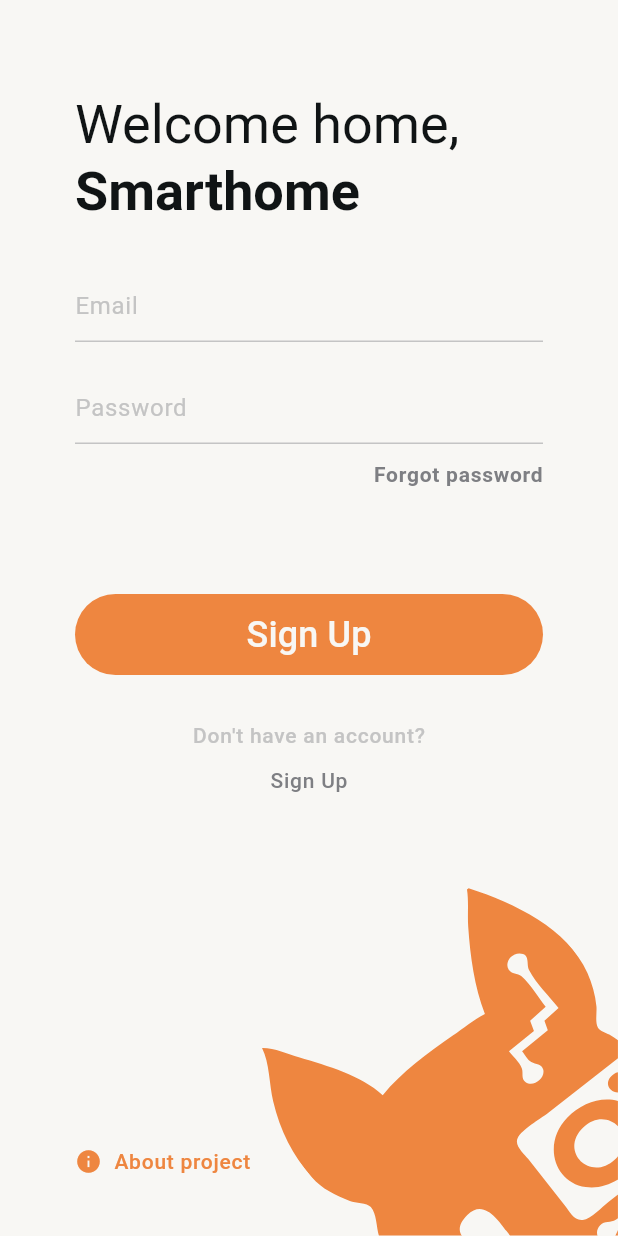
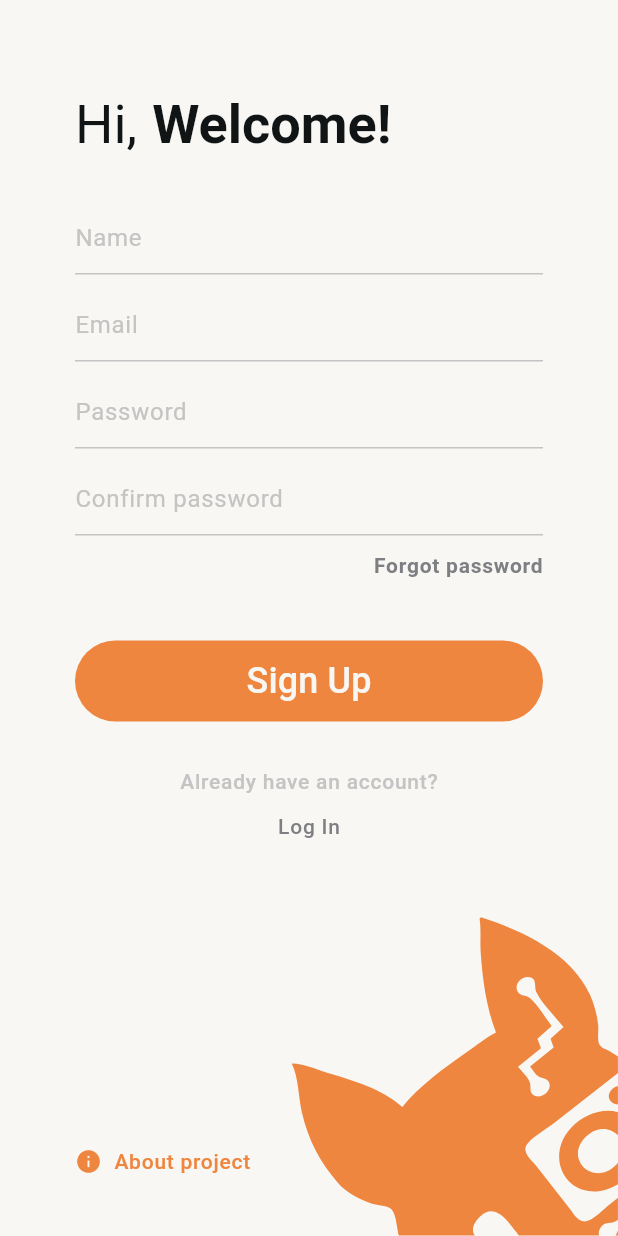
Before and after one commit to muxonn/smarthome-koiot, a Flutter app: the SignupPage screen opened by its route, on a phone screen of 412 x 824 dp. Run offline on Flutter 3.47's test engine with Material 3 defaults, Android fonts, the phone set to English and light mode, and no system bars; our stand-ins replace flutter_svg.

Commit message:
Add signup page, make minor fixes to login/signup UI

```diff
--- a/lib/main.dart
+++ b/lib/main.dart
@@ -15,7 +15,7 @@ class MyApp extends StatelessWidget {
     return MaterialApp(
       debugShowCheckedModeBanner: false,
       theme: SHAppTheme.lightTheme,
-      home: LoginPage(),
+      home: const LoginPage(),
       routes: SHRoutes.routes,
     );
   }
--- a/lib/presentation/pages/login_page.dart
+++ b/lib/presentation/pages/login_page.dart
@@ -16,7 +16,7 @@ class LoginPage extends StatelessWidget {
             right: 0,
             child: SvgPicture.asset(
               'assets/img/koiot-rotated.svg',
-              width: 240,
+              width: 220,
             ),
           ),
           Padding(
@@ -42,7 +42,7 @@ class LoginPage extends StatelessWidget {
                 ),
                 const SizedBox(height: 30),
                 Wrap(
-                  runSpacing: 20,
+                  runSpacing: 10,
                   //TODO: Add forms logic
                   children: [
                     TextFormField(
@@ -90,11 +90,13 @@ class LoginPage extends StatelessWidget {
                 ),
                 Container(
                   alignment: Alignment.center,
-                  //TODO: Add signup logic
+                  //TODO: Add login logic
                   child: TextButton(
                     style: TextButton.styleFrom(
                         splashFactory: NoSplash.splashFactory),
-                    onPressed: () {},
+                    onPressed: () {
+                      Navigator.pushNamed(context, '/signup-page');
+                    },
                     child: Text(
                       "Sign Up",
                       style: Theme.of(context).textTheme.labelSmall,
--- a/lib/presentation/pages/signup_page.dart
+++ b/lib/presentation/pages/signup_page.dart
@@ -16,7 +16,7 @@ class SignupPage extends StatelessWidget {
             right: 0,
             child: SvgPicture.asset(
               'assets/img/koiot-rotated.svg',
-              width: 240,
+              width: 220,
             ),
           ),
           Padding(
@@ -29,27 +29,40 @@ class SignupPage extends StatelessWidget {
             child: Column(
               crossAxisAlignment: CrossAxisAlignment.start,
               children: [
+                Row(
+                  children: [
                     Text(
-                  "Welcome home,",
+                      "Hi,",
                       style: Theme.of(context).textTheme.headlineLarge,
                     ),
+                    SizedBox(width: 10),
                     Text(
-                  "Smarthome",
+                      "Welcome!",
                       style: Theme.of(context)
                           .textTheme
                           .headlineLarge!
                           .copyWith(fontWeight: FontWeight.bold),
                     ),
+                  ],
+                ),
                 const SizedBox(height: 30),
                 Wrap(
-                  runSpacing: 20,
+                  runSpacing: 10,
                   //TODO: Add forms logic
                   children: [
+                    TextFormField(
+                      decoration: const InputDecoration(hintText: "Name"),
+                    ),
                     TextFormField(
                       decoration: const InputDecoration(hintText: "Email"),
                     ),
                     TextFormField(
                       decoration: const InputDecoration(hintText: "Password"),
+                      obscureText: true,
+                    ),
+                    TextFormField(
+                      decoration:
+                          const InputDecoration(hintText: "Confirm password"),
                       obscureText: true,
                     ),
                   ],
@@ -66,7 +79,7 @@ class SignupPage extends StatelessWidget {
                     ),
                   ),
                 ),
-                const SizedBox(height: 60),
+                const SizedBox(height: 30),
                 SizedBox(
                   width: double.infinity,
                   //TODO: Add signup logic
@@ -82,7 +95,7 @@ class SignupPage extends StatelessWidget {
                 Container(
                   alignment: Alignment.center,
                   child: Text(
-                    "Don't have an account?",
+                    "Already have an account?",
                     style: Theme.of(context).textTheme.labelSmall!.copyWith(
                           color: SHColors.lightGrey,
                         ),
@@ -90,13 +103,14 @@ class SignupPage extends StatelessWidget {
                 ),
                 Container(
                   alignment: Alignment.center,
-                  //TODO: Add signup logic
                   child: TextButton(
                     style: TextButton.styleFrom(
                         splashFactory: NoSplash.splashFactory),
-                    onPressed: () {},
+                    onPressed: () {
+                      Navigator.pushNamed(context, '/login-page');
+                    },
                     child: Text(
-                      "Sign Up",
+                      "Log In",
                       style: Theme.of(context).textTheme.labelSmall,
                     ),
                   ),
--- a/lib/presentation/utils/routes.dart
+++ b/lib/presentation/utils/routes.dart
@@ -4,6 +4,6 @@ import 'package:smarthome_koiot/presentation/pages/signup_page.dart';
 class SHRoutes {
   static final routes = {
     '/login-page': (context) => const LoginPage(),
-    'signup-page': (context) => const SignupPage(),
+    '/signup-page': (context) => const SignupPage(),
   };
 }
```
Lines whose indentation alone changed are shown as unchanged.
